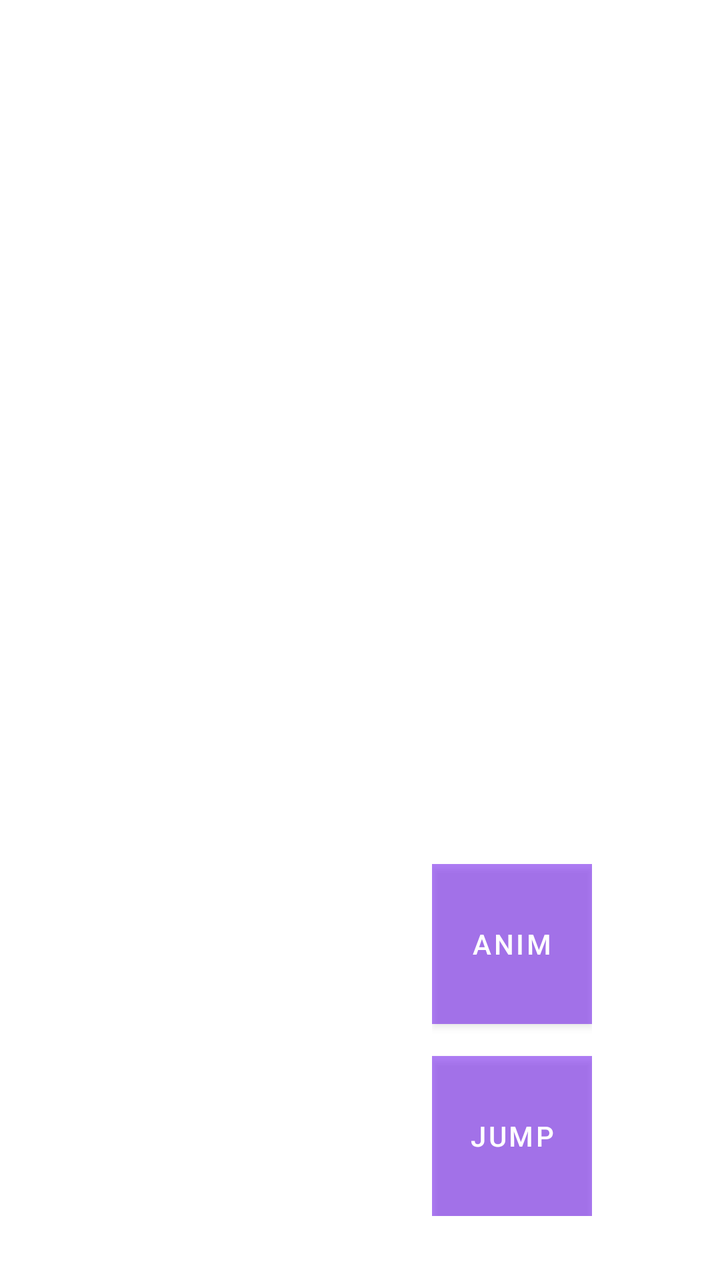
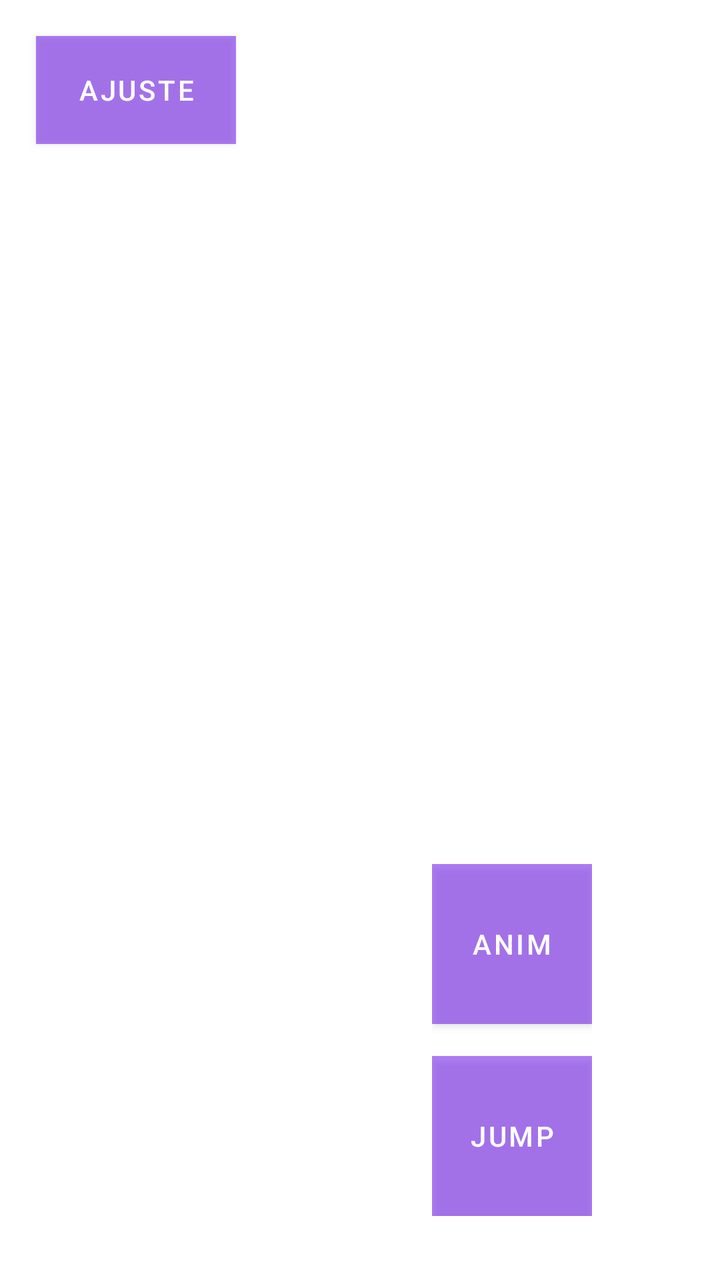

The first picture is an Android layout as it rendered before a commit; the second is the same layout after the commit. The layout source and the unified diff follow.
<!-- AndroidManifest.xml: application theme Theme.Manhunt -->
<!-- res/layout/activity_main.xml -->
<?xml version="1.0" encoding="utf-8"?>
<FrameLayout xmlns:android="http://schemas.android.com/apk/res/android"
    android:id="@+id/main_container"
    android:layout_width="match_parent"
    android:layout_height="match_parent">

    
    <LinearLayout
        android:layout_width="wrap_content"
        android:layout_height="wrap_content"
        android:orientation="vertical"
        android:layout_gravity="bottom|end"
        android:layout_marginBottom="32dp"
        android:layout_marginEnd="64dp">

        <Button
            android:id="@+id/btn_action"
            android:layout_width="80dp"
            android:layout_height="80dp"
            android:text="Anim"
            android:background="#80000000"
            android:textColor="#FFFFFF" />

        <Space android:layout_width="1dp" android:layout_height="16dp" />

        <Button
            android:id="@+id/btn_jump"
            android:layout_width="80dp"
            android:layout_height="80dp"
            android:text="Jump"
            android:background="#80000000"
            android:textColor="#FFFFFF" />
            
    </LinearLayout>
</FrameLayout>
<!-- resources referenced by this layout -->
<resources>
  <style name="Theme.Manhunt" parent="Theme.MaterialComponents.DayNight.DarkActionBar">
          
          <item name="colorPrimary">@color/purple_500</item>
          <item name="colorPrimaryVariant">@color/purple_700</item>
          <item name="colorOnPrimary">@color/white</item>
          
          <item name="colorSecondary">@color/teal_200</item>
          <item name="colorSecondaryVariant">@color/teal_700</item>
          <item name="colorOnSecondary">@color/black</item>
          
          <item name="android:statusBarColor">?attr/colorPrimaryVariant</item>
          
      </style>
  <color name="purple_500">#FF6200EE</color>
  <color name="purple_700">#FF3700B3</color>
  <color name="white">#FFFFFFFF</color>
  <color name="teal_200">#FF03DAC5</color>
  <color name="teal_700">#FF018786</color>
  <color name="black">#FF000000</color>
</resources>

<!-- the commit's change to res/layout/activity_main.xml (unified diff, before → after) -->
@@ -3,6 +3,17 @@
     android:id="@+id/main_container"
     android:layout_width="match_parent"
     android:layout_height="match_parent">
+
+    <Button
+        android:id="@+id/btn_adjust"
+        android:layout_width="100dp"
+        android:layout_height="54dp"
+        android:layout_gravity="top|start"
+        android:layout_marginTop="18dp"
+        android:layout_marginStart="18dp"
+        android:text="Ajuste"
+        android:background="#80000000"
+        android:textColor="#FFFFFF" />
 
     
     <LinearLayout
@@ -32,4 +43,64 @@
             android:textColor="#FFFFFF" />
             
     </LinearLayout>
+
+    <LinearLayout
+        android:id="@+id/cash_calibration_panel"
+        android:layout_width="340dp"
+        android:layout_height="wrap_content"
+        android:layout_gravity="top|start"
+        android:layout_marginTop="78dp"
+        android:layout_marginStart="18dp"
+        android:orientation="vertical"
+        android:padding="12dp"
+        android:background="#E6000000"
+        android:visibility="gone">
+
+        <TextView
+            android:layout_width="wrap_content"
+            android:layout_height="wrap_content"
+            android:text="AJUSTE CASH"
+            android:textColor="#FFFFFF"
+            android:textStyle="bold"
+            android:textSize="18sp"
+            android:paddingBottom="6dp" />
+
+        <TextView android:id="@+id/lbl_pos_x" android:layout_width="wrap_content" android:layout_height="wrap_content" android:textColor="#FFFFFF" android:text="Pos X: +0.00 m" />
+        <SeekBar android:id="@+id/seek_pos_x" android:layout_width="match_parent" android:layout_height="wrap_content" android:max="600" android:progress="300" />
+
+        <TextView android:id="@+id/lbl_pos_y" android:layout_width="wrap_content" android:layout_height="wrap_content" android:textColor="#FFFFFF" android:text="Pos Y: +0.00 m" />
+        <SeekBar android:id="@+id/seek_pos_y" android:layout_width="match_parent" android:layout_height="wrap_content" android:max="600" android:progress="300" />
+
+        <TextView android:id="@+id/lbl_pos_z" android:layout_width="wrap_content" android:layout_height="wrap_content" android:textColor="#FFFFFF" android:text="Pos Z: +0.00 m" />
+        <SeekBar android:id="@+id/seek_pos_z" android:layout_width="match_parent" android:layout_height="wrap_content" android:max="600" android:progress="300" />
+
+        <TextView android:id="@+id/lbl_rot_x" android:layout_width="wrap_content" android:layout_height="wrap_content" android:textColor="#FFFFFF" android:text="Rot X: +0°" />
+        <SeekBar android:id="@+id/seek_rot_x" android:layout_width="match_parent" android:layout_height="wrap_content" android:max="360" android:progress="180" />
+
+        <TextView android:id="@+id/lbl_rot_y" android:layout_width="wrap_content" android:layout_height="wrap_content" android:textColor="#FFFFFF" android:text="Rot Y: +0°" />
+        <SeekBar android:id="@+id/seek_rot_y" android:layout_width="match_parent" android:layout_height="wrap_content" android:max="360" android:progress="180" />
+
+        <TextView android:id="@+id/lbl_rot_z" android:layout_width="wrap_content" android:layout_height="wrap_content" android:textColor="#FFFFFF" android:text="Rot Z: +0°" />
+        <SeekBar android:id="@+id/seek_rot_z" android:layout_width="match_parent" android:layout_height="wrap_content" android:max="360" android:progress="180" />
+
+        <LinearLayout
+            android:layout_width="match_parent"
+            android:layout_height="wrap_content"
+            android:orientation="horizontal">
+
+            <Button
+                android:id="@+id/btn_reset_adjust"
+                android:layout_width="0dp"
+                android:layout_height="48dp"
+                android:layout_weight="1"
+                android:text="Reset" />
+
+            <Button
+                android:id="@+id/btn_copy_adjust"
+                android:layout_width="0dp"
+                android:layout_height="48dp"
+                android:layout_weight="1"
+                android:text="Copiar" />
+        </LinearLayout>
+    </LinearLayout>
 </FrameLayout>
